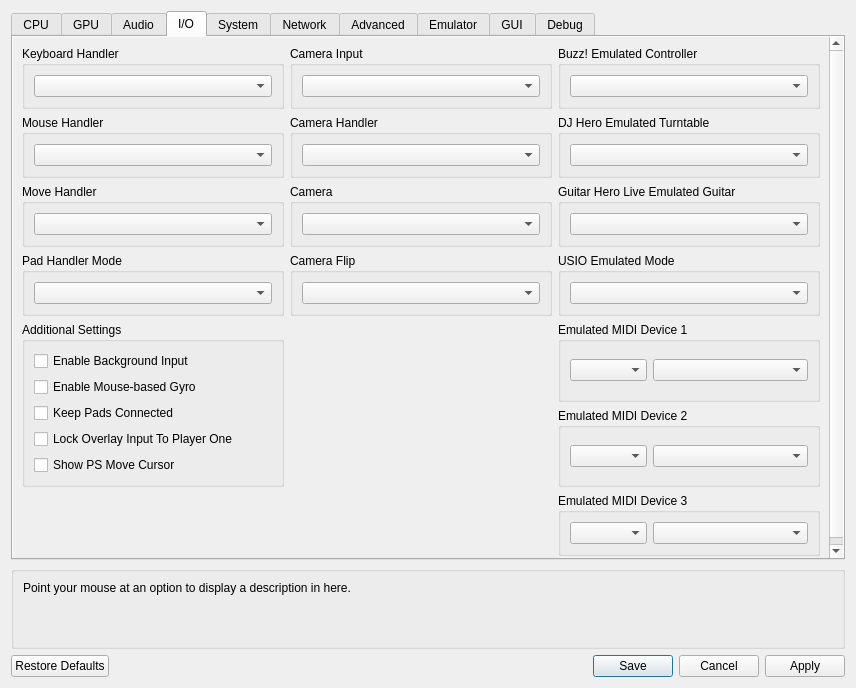
Old version of the form rpcs3/rpcs3qt/settings_dialog.ui in the repository RPCS3/rpcs3.
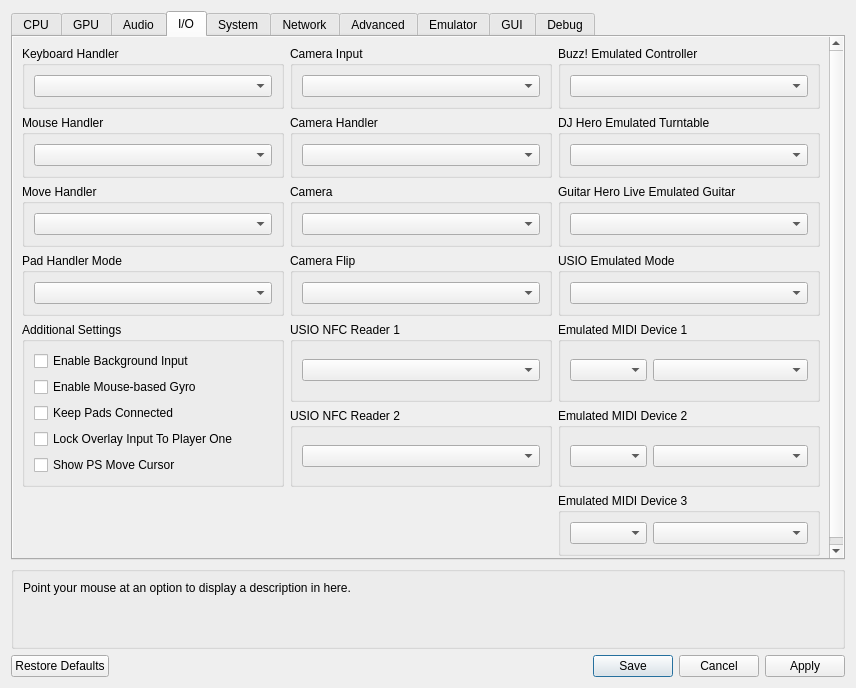
New version of the form. The open tabs and pages were chosen to show the change. Icons and pictures are not drawn. Custom widgets are drawn as their Qt base class.

Commit message: NFC: Implemented PC/SC protocol for physical USB NFC readers

Patch:
```diff
--- a/rpcs3/rpcs3qt/settings_dialog.ui
+++ b/rpcs3/rpcs3qt/settings_dialog.ui
@@ -1757,6 +1757,30 @@
                </layout>
               </widget>
              </item>
+             <item row="4" column="1">
+              <widget class="QGroupBox" name="gb_usio_reader_1">
+               <property name="title">
+                <string>USIO NFC Reader 1</string>
+               </property>
+               <layout class="QVBoxLayout" name="gb_usio_reader_1_layout">
+                <item>
+                 <widget class="QComboBox" name="usioNfcReader1Box"/>
+                </item>
+               </layout>
+              </widget>
+             </item>
+             <item row="5" column="1">
+              <widget class="QGroupBox" name="gb_usio_reader_2">
+               <property name="title">
+                <string>USIO NFC Reader 2</string>
+               </property>
+               <layout class="QVBoxLayout" name="gb_usio_reader_2_layout">
+                <item>
+                 <widget class="QComboBox" name="usioNfcReader2Box"/>
+                </item>
+               </layout>
+              </widget>
+             </item>
              <item row="2" column="1">
               <widget class="QGroupBox" name="gb_camera_id">
                <property name="title">
```
The commit also changes 13 other files.
